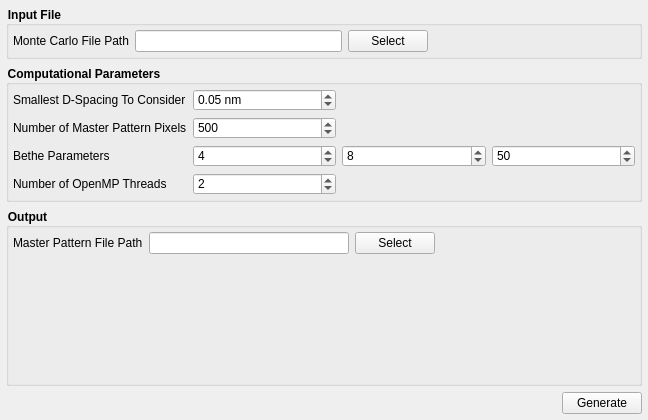
Qt form Source/EMsoftWorkbench/Workbench/Modules/MasterPatternSimulationModule/UI_Files/MasterPatternSimulation_UI.ui (EMsoft-org/EMsoft) before a commit.
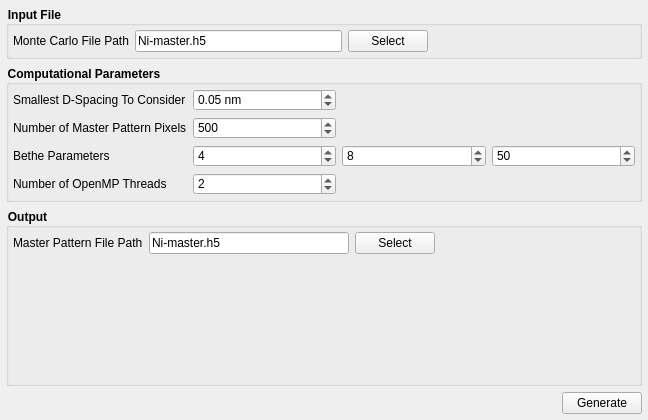
The same form after that commit.

Patch:
```diff
--- a/Source/EMsoftWorkbench/Workbench/Modules/MasterPatternSimulationModule/UI_Files/MasterPatternSimulation_UI.ui
+++ b/Source/EMsoftWorkbench/Workbench/Modules/MasterPatternSimulationModule/UI_Files/MasterPatternSimulation_UI.ui
@@ -51,7 +51,11 @@
        <number>4</number>
       </property>
       <item row="1" column="1">
-       <widget class="QLineEdit" name="mcFilePathLE"/>
+       <widget class="QLineEdit" name="mcFilePathLE">
+        <property name="text">
+         <string>Ni-master.h5</string>
+        </property>
+       </widget>
       </item>
       <item row="1" column="0">
        <widget class="QLabel" name="mcFileLabel">
@@ -306,7 +310,11 @@
        </spacer>
       </item>
       <item row="0" column="1">
-       <widget class="QLineEdit" name="mpFilePathLE"/>
+       <widget class="QLineEdit" name="mpFilePathLE">
+        <property name="text">
+         <string>Ni-master.h5</string>
+        </property>
+       </widget>
       </item>
       <item row="0" column="2">
        <widget class="QPushButton" name="mpSelectBtn">
```
